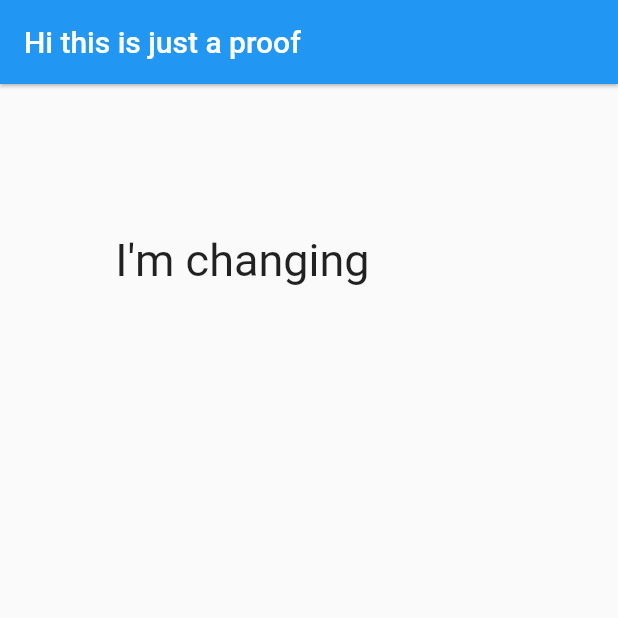
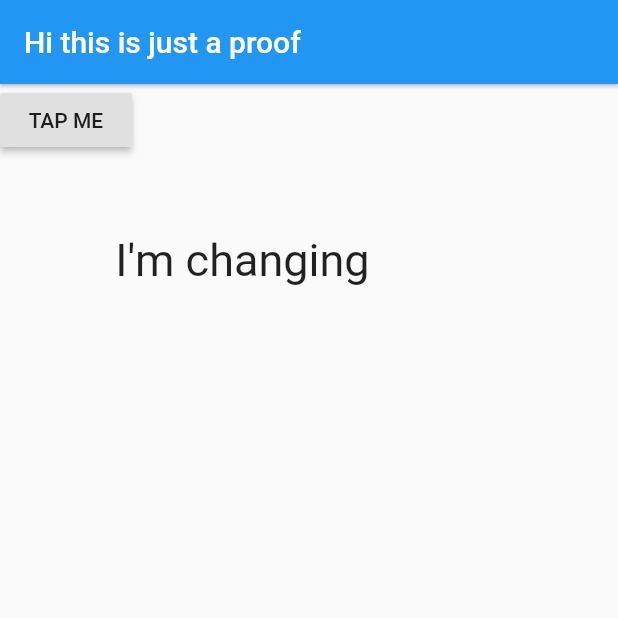
Before and after one commit to DanielBerrioB/leProject, a Flutter app: the screen it shows after launch, on a phone screen of 412 x 824 dp, the top half of it. Run offline on Flutter 3.47's test engine with Material 2 defaults, Android fonts, the phone set to English and light mode, and no system bars; network calls fail.

```diff
--- a/new_idea/lib/pageRoot.dart
+++ b/new_idea/lib/pageRoot.dart
@@ -1,4 +1,6 @@
 import "package:flutter/material.dart";
+import "service.dart";
+import "dart:convert";
 
 class PageRoot extends StatefulWidget {
   @override
@@ -15,10 +17,29 @@ class _PageRoot extends State<PageRoot> with TickerProviderStateMixin {
       ..repeat();
   }
 
+  toMap(value) {
+    Map<String, dynamic> userMap = value;
+    var user = Information.fromJson(userMap);
+    print("Hola Dios, ${user.title}");
+  }
+
+  RaisedButton button() {
+    var nuevo = new HttpResponse();
+    var data = nuevo.getData();
+    return new RaisedButton(
+        onPressed: () {
+          data.then((value) {
+            value.forEach((i) => toMap(i));
+          });
+        },
+        child: new Text("TAP ME"));
+  }
+
   @override
   Widget build(BuildContext context) {
     var animation =
-        Tween(begin: 0, end: MediaQuery.of(context).size.width / 3).animate(gi);
+        Tween(begin: 0.0, end: MediaQuery.of(context).size.width / 3)
+            .animate(gi);
 
     return new Scaffold(
       appBar: AppBar(
@@ -39,12 +60,31 @@ class _PageRoot extends State<PageRoot> with TickerProviderStateMixin {
             builder: (context, child) {
               return Transform.translate(
                 child: child,
-                offset: Offset(animation.value, 100),
+                offset: Offset(animation.value, 100.0),
               );
             },
           ),
+          button(),
         ],
       ),
     );
   }
 }
+
+/*
+ * This class represents the basic model from the JSON file
+ */
+class Information {
+  int userId;
+  int id;
+  String title;
+
+  Information(this.userId, this.id, this.title);
+
+  Information.fromJson(Map<String, dynamic> json)
+      : id = json["id"],
+        userId = json["userId"],
+        title = json["title"];
+
+  Map<String, dynamic> toJson() => {"userId": userId, "id": id, "title": title};
+}
--- a/new_idea/pubspec.yaml
+++ b/new_idea/pubspec.yaml
@@ -15,6 +15,8 @@ environment:
 dependencies:
   flutter:
     sdk: flutter
+  http: ^0.12.0+1
+  dart_json: ^1.0.1
 
   # The following adds the Cupertino Icons font to your application.
   # Use with the CupertinoIcons class for iOS style icons.
```
Also changed, not shown: new_idea/lib/service.dart (added, +17 -0 lines).
